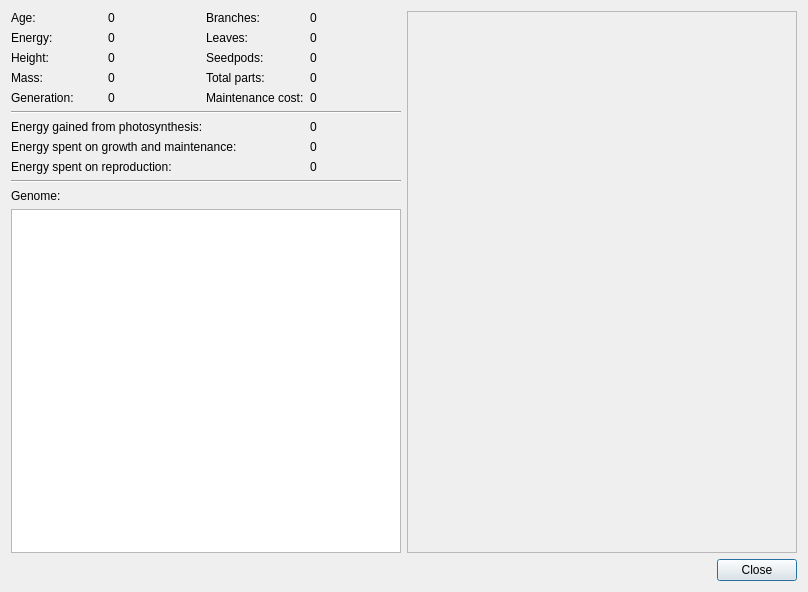
rrwick/Grovolve, file ui/organisminfodialog.ui: the form before one commit.
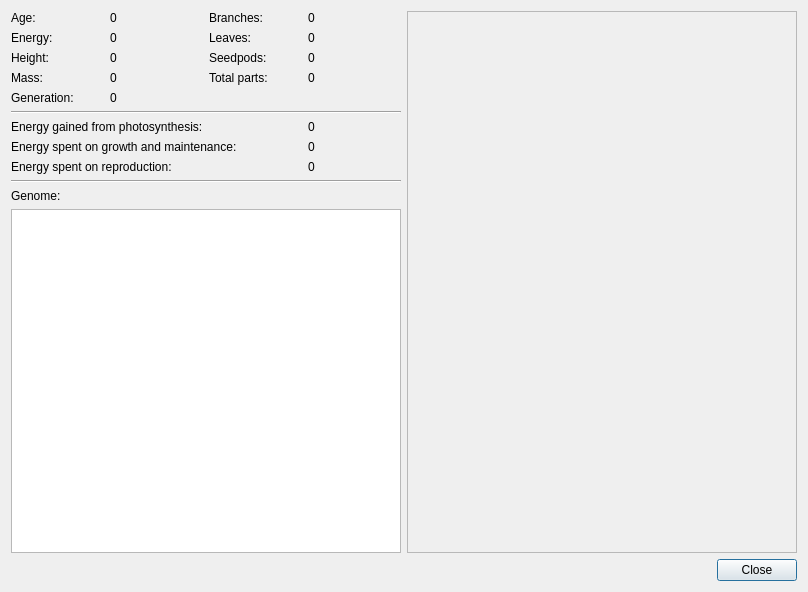
The form after the commit. Custom widgets are drawn as their Qt base class.

Commit message: Remove maintenance cost from organism info dialog

```diff
--- a/ui/organisminfodialog.ui
+++ b/ui/organisminfodialog.ui
@@ -266,20 +266,6 @@
               </property>
              </widget>
             </item>
-            <item row="4" column="2">
-             <widget class="QLabel" name="label_26">
-              <property name="text">
-               <string>Maintenance cost:</string>
-              </property>
-             </widget>
-            </item>
-            <item row="4" column="3">
-             <widget class="QLabel" name="maintenanceCostLabel">
-              <property name="text">
-               <string>0</string>
-              </property>
-             </widget>
-            </item>
            </layout>
           </widget>
          </item>
```
The commit also changes 1 other file.
